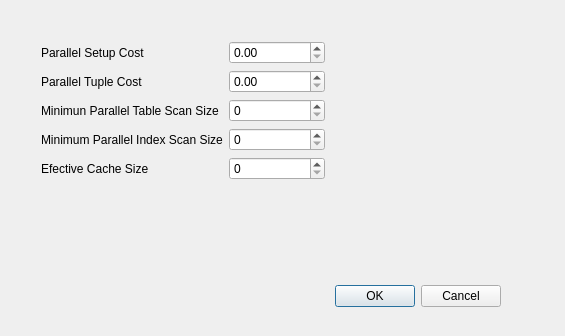
The window that GUI/pgdbatool/dlgparallelsettings.ui (marcotcal/PG-DBA-Tools) describes before a commit, drawn with Qt 5.
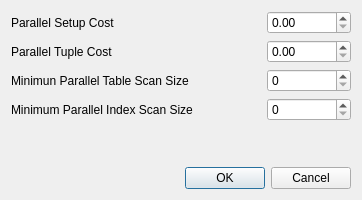
The same window after the commit.

Commit message: Field Names on Dlg

Patch:
```diff
--- a/GUI/pgdbatool/dlgparallelsettings.ui
+++ b/GUI/pgdbatool/dlgparallelsettings.ui
@@ -6,48 +6,41 @@
    <rect>
     <x>0</x>
     <y>0</y>
-    <width>565</width>
-    <height>336</height>
+    <width>362</width>
+    <height>200</height>
    </rect>
   </property>
   <property name="windowTitle">
    <string>Dialog</string>
   </property>
-  <widget class="QDialogButtonBox" name="buttonBox">
-   <property name="geometry">
-    <rect>
-     <x>160</x>
-     <y>280</y>
-     <width>341</width>
-     <height>32</height>
-    </rect>
-   </property>
-   <property name="orientation">
-    <enum>Qt::Horizontal</enum>
-   </property>
-   <property name="standardButtons">
-    <set>QDialogButtonBox::Cancel|QDialogButtonBox::Ok</set>
-   </property>
-  </widget>
-  <widget class="QWidget" name="">
-   <property name="geometry">
-    <rect>
-     <x>41</x>
-     <y>41</y>
-     <width>284</width>
-     <height>186</height>
-    </rect>
-   </property>
+  <layout class="QVBoxLayout" name="verticalLayout">
+   <item>
    <layout class="QFormLayout" name="formLayout">
+     <property name="labelAlignment">
+      <set>Qt::AlignLeading|Qt::AlignLeft|Qt::AlignVCenter</set>
+     </property>
     <item row="0" column="0">
      <widget class="QLabel" name="label">
+       <property name="minimumSize">
+        <size>
+         <width>250</width>
+         <height>0</height>
+        </size>
+       </property>
       <property name="text">
        <string>Parallel Setup Cost</string>
       </property>
      </widget>
     </item>
     <item row="0" column="1">
-     <widget class="QDoubleSpinBox" name="doubleSpinBox"/>
+      <widget class="QDoubleSpinBox" name="sp_parallel_setup_cost">
+       <property name="minimumSize">
+        <size>
+         <width>80</width>
+         <height>0</height>
+        </size>
+       </property>
+      </widget>
     </item>
     <item row="1" column="0">
      <widget class="QLabel" name="label_2">
@@ -57,7 +50,14 @@
      </widget>
     </item>
     <item row="1" column="1">
-     <widget class="QDoubleSpinBox" name="doubleSpinBox_2"/>
+      <widget class="QDoubleSpinBox" name="sp_parallel_tuple_cost">
+       <property name="minimumSize">
+        <size>
+         <width>80</width>
+         <height>0</height>
+        </size>
+       </property>
+      </widget>
     </item>
     <item row="2" column="0">
      <widget class="QLabel" name="label_3">
@@ -67,7 +67,14 @@
      </widget>
     </item>
     <item row="2" column="1">
-     <widget class="QSpinBox" name="spinBox"/>
+      <widget class="QSpinBox" name="sp_min_parallel_scan_size">
+       <property name="minimumSize">
+        <size>
+         <width>80</width>
+         <height>0</height>
+        </size>
+       </property>
+      </widget>
     </item>
     <item row="3" column="0">
      <widget class="QLabel" name="label_4">
@@ -77,20 +84,28 @@
      </widget>
     </item>
     <item row="3" column="1">
-     <widget class="QSpinBox" name="spinBox_2"/>
-    </item>
-    <item row="4" column="0">
-     <widget class="QLabel" name="label_5">
-      <property name="text">
-       <string>Efective Cache Size</string>
+      <widget class="QSpinBox" name="sp_min_parallel_index_scan_size">
+       <property name="minimumSize">
+        <size>
+         <width>80</width>
+         <height>0</height>
+        </size>
       </property>
      </widget>
     </item>
-    <item row="4" column="1">
-     <widget class="QSpinBox" name="spinBox_3"/>
-    </item>
-   </layout>
-  </widget>
+    </layout>
+   </item>
+   <item>
+    <widget class="QDialogButtonBox" name="buttonBox">
+     <property name="orientation">
+      <enum>Qt::Horizontal</enum>
+     </property>
+     <property name="standardButtons">
+      <set>QDialogButtonBox::Cancel|QDialogButtonBox::Ok</set>
+     </property>
+    </widget>
+   </item>
+  </layout>
  </widget>
  <resources/>
  <connections>
```
Lines whose indentation alone changed are shown as unchanged.
